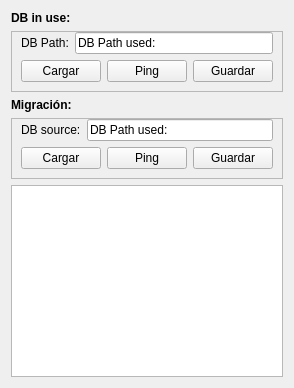
Before: the Qt Designer form ui/edeleltre.ui in JhonVelasquez/HGP_PROGRAM, drawn with Qt 5.
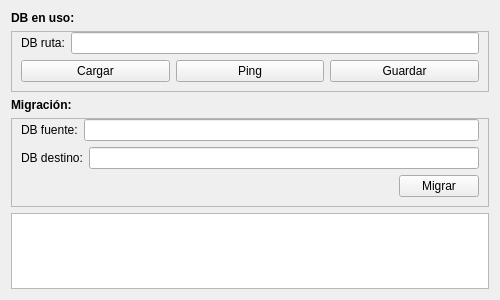
After: the same form once the commit is applied.

The edit to the form file:
```diff
--- a/ui/edeleltre.ui
+++ b/ui/edeleltre.ui
@@ -25,7 +25,7 @@
   <property name="maximumSize">
    <size>
     <width>1000</width>
-    <height>16777215</height>
+    <height>700</height>
    </size>
   </property>
   <property name="windowTitle">
@@ -33,7 +33,7 @@
   </property>
   <layout class="QVBoxLayout" name="verticalLayout_2">
    <property name="sizeConstraint">
-    <enum>QLayout::SetFixedSize</enum>
+    <enum>QLayout::SetDefaultConstraint</enum>
    </property>
    <item>
     <layout class="QVBoxLayout" name="verticalLayout">
@@ -45,7 +45,7 @@
         </font>
        </property>
        <property name="text">
-        <string>DB in use:</string>
+        <string>DB en uso:</string>
        </property>
       </widget>
      </item>
@@ -81,14 +81,14 @@
           <item>
            <widget class="QLabel" name="label">
             <property name="text">
-             <string>DB Path:</string>
+             <string>DB ruta:</string>
             </property>
            </widget>
           </item>
           <item>
            <widget class="QLineEdit" name="lineEditDB">
             <property name="text">
-             <string>DB Path used:</string>
+             <string/>
             </property>
            </widget>
           </item>
@@ -171,14 +171,35 @@
             <item>
              <widget class="QLabel" name="label_4">
               <property name="text">
-               <string>DB source:</string>
+               <string>DB fuente:</string>
               </property>
              </widget>
             </item>
             <item>
              <widget class="QLineEdit" name="lineEditDB_2">
               <property name="text">
-               <string>DB Path used:</string>
+               <string/>
+              </property>
+             </widget>
+            </item>
+           </layout>
+          </item>
+          <item>
+           <layout class="QHBoxLayout" name="horizontalLayout_5">
+            <property name="sizeConstraint">
+             <enum>QLayout::SetMinimumSize</enum>
+            </property>
+            <item>
+             <widget class="QLabel" name="label_5">
+              <property name="text">
+               <string>DB destino:</string>
+              </property>
+             </widget>
+            </item>
+            <item>
+             <widget class="QLineEdit" name="lineEditDBDestination">
+              <property name="text">
+               <string/>
               </property>
              </widget>
             </item>
@@ -190,23 +211,22 @@
              <enum>QLayout::SetMinimumSize</enum>
             </property>
             <item>
-             <widget class="QPushButton" name="btnLoadPath_2">
-              <property name="text">
-               <string>Cargar</string>
+             <spacer name="horizontalSpacer">
+              <property name="orientation">
+               <enum>Qt::Horizontal</enum>
               </property>
-             </widget>
-            </item>
-            <item>
-             <widget class="QPushButton" name="btnPingDB_2">
-              <property name="text">
-               <string>Ping</string>
+              <property name="sizeHint" stdset="0">
+               <size>
+                <width>40</width>
+                <height>20</height>
+               </size>
               </property>
-             </widget>
+             </spacer>
             </item>
             <item>
              <widget class="QPushButton" name="btnSavePath_2">
               <property name="text">
-               <string>Guardar</string>
+               <string>Migrar</string>
               </property>
              </widget>
             </item>
```
Left out of the diff: 7 changed lines with no effect on the pictures.
